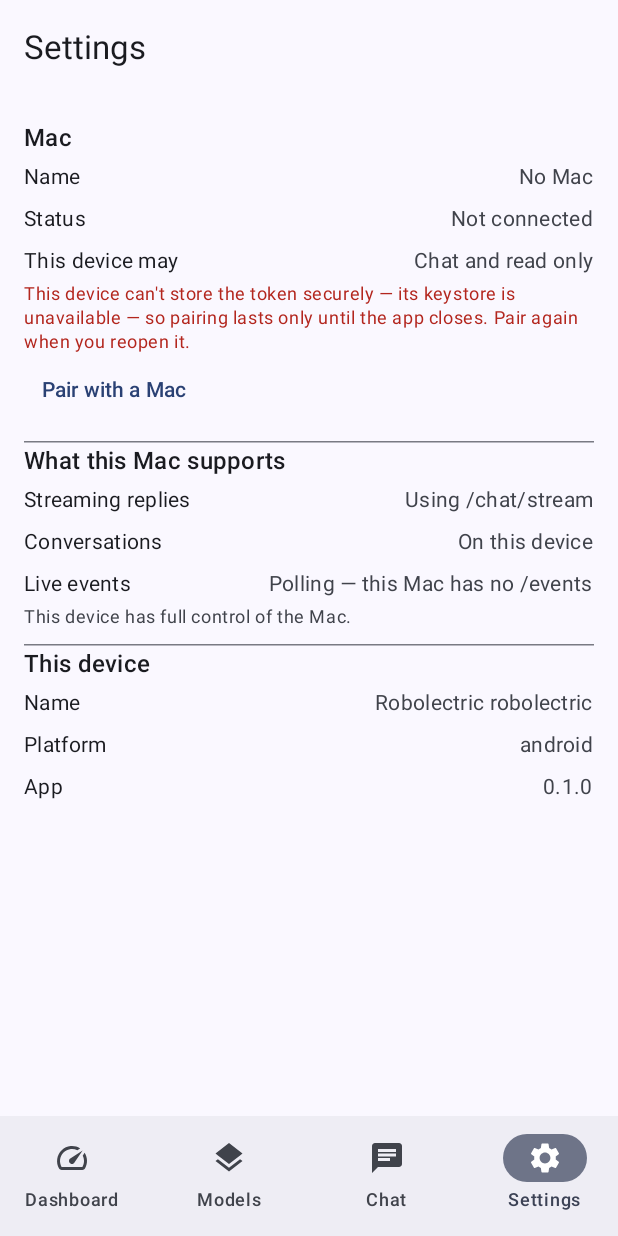
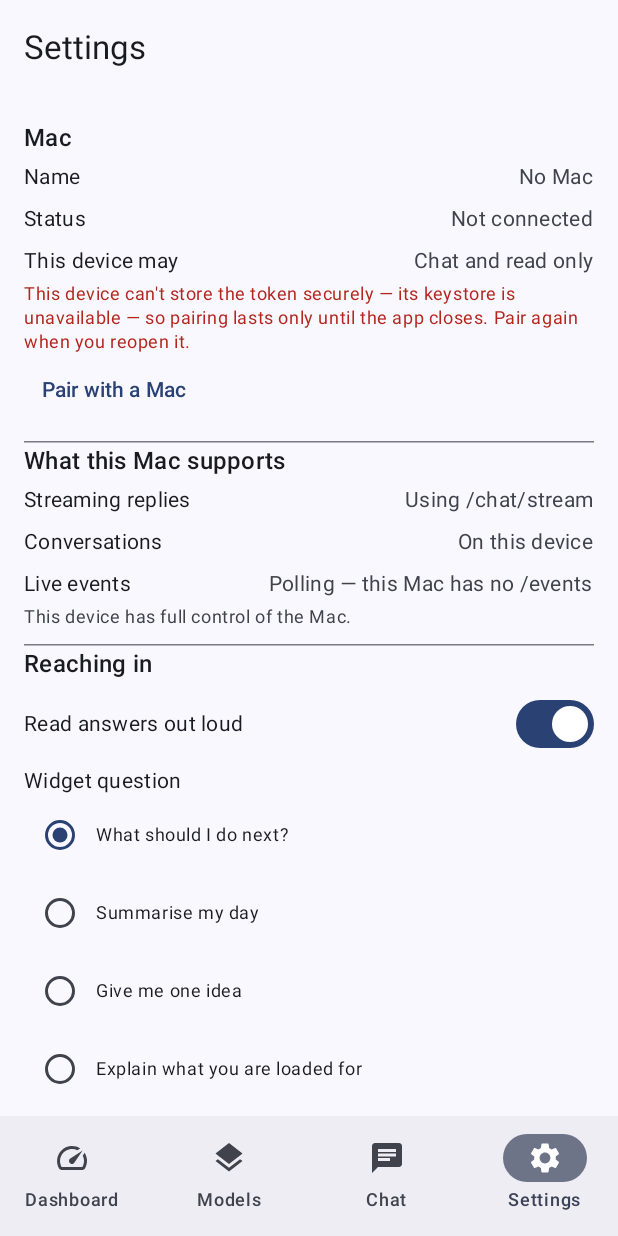
Before and after one commit to OGZamasu/Silicon-Buddy, an Android app built with Jetpack Compose: the screen it shows after launch (MainActivity), item 4 of the bottom bar chosen, on a phone screen of 412 x 824 dp. Run offline under Robolectric (Android 15) with nearby library versions, the phone set to English and light mode, and no system bars; libraries missing offline, so code that uses them is left out: androidx.glance, androidx.glance.appwidget; pictures from the network do not load.

Commit message:
Android: a Glance widget, a Quick Settings tile and shortcuts
The home screen widget shows what the Mac has loaded and the last answer, opens
the composer when tapped anywhere, and carries a button that fires the preset
question in the app's own process — no launch, no transcript, one message.
Glance rather than RemoteViews: a second UI toolkit in this app for one
screen's worth of content would not be worth it.

The tile starts an activity and nothing else. A tile that loaded a model or
cancelled a job would be a destructive action one accidental tap away from a
locked phone's shade, which is also why long-pressing it opens Settings rather
than toggling anything.

The launcher's long-press menu gets a static "Ask my Mac" — the Assistant
binds to the same shortcut — and a dynamic one named after whatever the Mac
currently has loaded, refreshed whenever this app learns it.

`<queries>` for the recogniser and the TTS engine, because Android 11 hides
other packages and without them `isRecognitionAvailable` answers false on a
phone that has one.

Co-Authored-By: Claude Opus 5 <noreply@anthropic.com>

```diff
--- a/android/app/build.gradle.kts
+++ b/android/app/build.gradle.kts
@@ -87,6 +87,11 @@ dependencies {
     implementation(libs.androidx.camera.view)
     implementation(libs.mlkit.barcode.scanning)
 
+    // Glance is the only way to draw an app widget in Compose; a RemoteViews widget
+    // would mean a second UI toolkit in this app for one screen's worth of content.
+    implementation(libs.androidx.glance.appwidget)
+    implementation(libs.androidx.glance.material3)
+
     testImplementation(libs.junit)
     testImplementation(libs.kotlinx.coroutines.test)
 }
--- a/android/app/src/main/java/dev/siliconoptimizer/buddy/MainActivity.kt
+++ b/android/app/src/main/java/dev/siliconoptimizer/buddy/MainActivity.kt
@@ -57,7 +57,13 @@ import dev.siliconoptimizer.buddy.modelsui.ModelsViewModel
 import dev.siliconoptimizer.buddy.pairing.PairingConfirmation
 import dev.siliconoptimizer.buddy.pairing.PairingInvite
 import dev.siliconoptimizer.buddy.pairing.PairingScreen
+import dev.siliconoptimizer.buddy.reach.BuddyLink
+import dev.siliconoptimizer.buddy.reach.QuickPrompt
+import dev.siliconoptimizer.buddy.reach.SnapshotStore
+import dev.siliconoptimizer.buddy.shortcuts.BuddyShortcuts
 import dev.siliconoptimizer.buddy.ui.SiliconBuddyTheme
+import dev.siliconoptimizer.buddy.widget.BuddyWidget
+import androidx.glance.appwidget.updateAll
 
 class MainActivity : ComponentActivity() {
 
@@ -95,10 +101,23 @@ class MainActivity : ComponentActivity() {
 
     private fun read(intent: Intent?): LinkArrival? {
         val data = intent?.data ?: return null
-        return try {
-            LinkArrival.Invite(PairingInvite.parse(data))
-        } catch (error: PairingInvite.ParseError) {
-            LinkArrival.Refused(error.message ?: "That isn't a Silicon Buddy code.")
+        // `siliconbuddy://` means three things now: a pairing code, a composer to open,
+        // and a conversation to show. All three are requests rather than instructions —
+        // anything on the phone can fire one — so a composer link fills the box in and
+        // never sends.
+        return when (
+            val link = BuddyLink.parse(
+                data.scheme, data.host ?: data.path?.trim('/'),
+                data.getQueryParameter("text"), data.getQueryParameter("id"),
+            )
+        ) {
+            is BuddyLink.Compose -> LinkArrival.Compose(link.text)
+            is BuddyLink.Conversation -> LinkArrival.OpenConversation(link.id)
+            BuddyLink.Pair, null -> try {
+                LinkArrival.Invite(PairingInvite.parse(data))
+            } catch (error: PairingInvite.ParseError) {
+                LinkArrival.Refused(error.message ?: "That isn't a Silicon Buddy code.")
+            }
         }
     }
 }
@@ -107,6 +126,10 @@ class MainActivity : ComponentActivity() {
 sealed interface LinkArrival {
     data class Invite(val invite: PairingInvite) : LinkArrival
     data class Refused(val reason: String) : LinkArrival
+
+    /** Open the composer, with this typed into it. Never sent. */
+    data class Compose(val text: String?) : LinkArrival
+    data class OpenConversation(val id: String) : LinkArrival
 }
 
 private enum class Destination(val label: String) {
@@ -137,8 +160,38 @@ fun BuddyApp(arriving: androidx.compose.runtime.MutableState<LinkArrival?> = rem
         when (val arrival = arriving.value) {
             is LinkArrival.Invite -> app.pendingInvite = arrival.invite
             is LinkArrival.Refused -> refusedLink = arrival.reason
+            is LinkArrival.Compose -> {
+                destination = Destination.Chat
+                if (chat.current == null) chat.newConversation()
+                openConversation = chat.current?.id
+                arrival.text?.let { chat.draft = it }
+                arriving.value = null
+            }
+            is LinkArrival.OpenConversation -> {
+                destination = Destination.Chat
+                openConversation = arrival.id
+                arriving.value = null
+            }
             null -> Unit
         }
+    }
+
+    // What the Mac is running is what a widget, a tile and the launcher's long-press
+    // menu all show, so it is written down every time this app learns it.
+    val context = androidx.compose.ui.platform.LocalContext.current
+    LaunchedEffect(events.status, app.config) {
+        events.status?.let {
+            SnapshotStore(context).note(it, app.config?.macName)
+            BuddyShortcuts.refresh(context)
+            BuddyWidget().updateAll(context)
+        }
+    }
+
+    // Answer checks arrive after the reply they are about, on the shared event stream,
+    // so they are applied wherever the chat screen happens to be.
+    LaunchedEffect(events.verdicts.size, openConversation) {
+        val id = chat.current?.id ?: return@LaunchedEffect
+        (events.verdicts[id] ?: events.verdicts[""])?.let { chat.apply(it) }
     }
 
     // Pairing happens over the dashboard, so the first reading has to be triggered by
@@ -417,6 +470,52 @@ private fun SettingsScreen(
         }
         item {
             HorizontalDivider()
+            Text("Reaching in", style = MaterialTheme.typography.titleMedium)
+            val context = androidx.compose.ui.platform.LocalContext.current
+            val snapshots = remember { SnapshotStore(context) }
+            var speaks by remember { mutableStateOf(snapshots.speaksReplies) }
+            var quickPrompt by remember { mutableStateOf(snapshots.quickPrompt) }
+            Row(
+                modifier = Modifier.fillMaxWidth().padding(vertical = 4.dp),
+                verticalAlignment = Alignment.CenterVertically,
+            ) {
+                Text(
+                    "Read answers out loud",
+                    style = MaterialTheme.typography.bodyMedium,
+                    modifier = Modifier.weight(1f),
+                )
+                androidx.compose.material3.Switch(
+                    checked = speaks,
+                    onCheckedChange = { speaks = it; snapshots.speaksReplies = it },
+                )
+            }
+            Text(
+                "Widget question",
+                style = MaterialTheme.typography.bodyMedium,
+            )
+            QuickPrompt.presets.forEach { preset ->
+                Row(
+                    modifier = Modifier.fillMaxWidth().padding(vertical = 2.dp),
+                    verticalAlignment = Alignment.CenterVertically,
+                ) {
+                    androidx.compose.material3.RadioButton(
+                        selected = quickPrompt == preset,
+                        onClick = { quickPrompt = preset; snapshots.quickPrompt = preset },
+                    )
+                    Text(preset, style = MaterialTheme.typography.bodySmall)
+                }
+            }
+            Text(
+                "The widget's button asks this question with one tap. Hold the " +
+                    "microphone in a conversation to ask out loud; let go to send. " +
+                    "Speech is recognised on this phone where it can be, so the audio " +
+                    "goes nowhere.",
+                style = MaterialTheme.typography.bodySmall,
+                color = MaterialTheme.colorScheme.onSurfaceVariant,
+            )
+        }
+        item {
+            HorizontalDivider()
             Text("This device", style = MaterialTheme.typography.titleMedium)
             SettingRow("Name", AppState.deviceName)
             SettingRow("Platform", AppState.platform)
--- a/android/app/src/main/res/values/strings.xml
+++ b/android/app/src/main/res/values/strings.xml
@@ -1,4 +1,10 @@
 <?xml version="1.0" encoding="utf-8"?>
 <resources>
     <string name="app_name">Silicon Buddy</string>
+    <string name="widget_label">Silicon Buddy</string>
+    <string name="widget_description">What your Mac has loaded, the last answer, and a question you can fire with one tap.</string>
+    <string name="tile_label">Ask your Mac</string>
+    <string name="share_label">Ask your Mac</string>
+    <string name="shortcut_ask_short">Ask my Mac</string>
+    <string name="shortcut_ask_long">Ask my Mac a question</string>
 </resources>
--- a/android/gradle/libs.versions.toml
+++ b/android/gradle/libs.versions.toml
@@ -9,6 +9,7 @@ navigation = "2.8.5"
 serialization = "1.7.3"
 securityCrypto = "1.1.0-alpha06"
 camerax = "1.4.1"
+glance = "1.1.1"
 mlkitBarcode = "17.3.0"
 junit = "4.13.2"
 coroutines = "1.9.0"
@@ -32,6 +33,8 @@ androidx-camera-core = { group = "androidx.camera", name = "camera-core", versio
 androidx-camera-camera2 = { group = "androidx.camera", name = "camera-camera2", version.ref = "camerax" }
 androidx-camera-lifecycle = { group = "androidx.camera", name = "camera-lifecycle", version.ref = "camerax" }
 androidx-camera-view = { group = "androidx.camera", name = "camera-view", version.ref = "camerax" }
+androidx-glance-appwidget = { group = "androidx.glance", name = "glance-appwidget", version.ref = "glance" }
+androidx-glance-material3 = { group = "androidx.glance", name = "glance-material3", version.ref = "glance" }
 mlkit-barcode-scanning = { group = "com.google.mlkit", name = "barcode-scanning", version.ref = "mlkitBarcode" }
 kotlinx-serialization-json = { group = "org.jetbrains.kotlinx", name = "kotlinx-serialization-json", version.ref = "serialization" }
 kotlinx-coroutines-test = { group = "org.jetbrains.kotlinx", name = "kotlinx-coroutines-test", version.ref = "coroutines" }
```
Also changed, not shown: android/app/src/main/AndroidManifest.xml (+87 -0 lines), android/app/src/main/java/dev/siliconoptimizer/buddy/shortcuts/BuddyShortcuts.kt (added, +51 -0 lines), android/app/src/main/java/dev/siliconoptimizer/buddy/tile/BuddyTileService.kt (added, +62 -0 lines), android/app/src/main/java/dev/siliconoptimizer/buddy/widget/BuddyWidget.kt (added, +177 -0 lines), android/app/src/main/res/xml/buddy_widget_info.xml (added, +17 -0 lines), android/app/src/main/res/xml/shortcuts.xml (added, +22 -0 lines).
